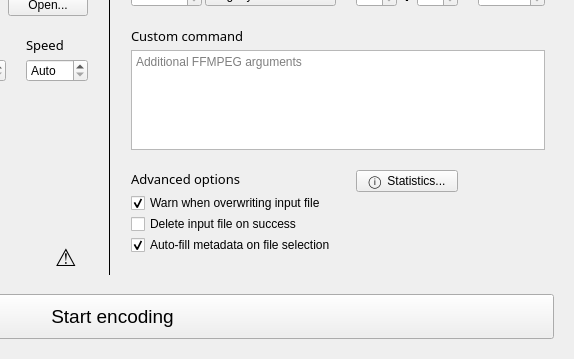
Before: the Qt Designer form ui/mainwindow.ui in Thurinum/simple-media-encoder, drawn with Qt 5; both pictures show x 349 to 923 and y 260 to 619 of the 923 by 619 pixel window.
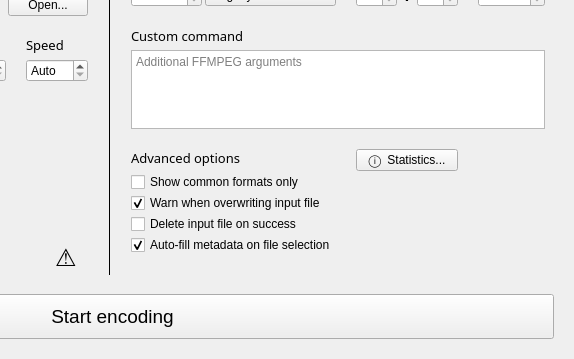
After: the same form once the commit is applied.

Diff of the .ui file:
```diff
--- a/ui/mainwindow.ui
+++ b/ui/mainwindow.ui
@@ -907,6 +907,19 @@
               </property>
              </spacer>
             </item>
+            <item>
+             <widget class="QCheckBox" name="commonFormatsOnlyCheckbox">
+              <property name="toolTip">
+               <string/>
+              </property>
+              <property name="whatsThis">
+               <string>&lt;html&gt;&lt;head/&gt;&lt;body&gt;&lt;p&gt;Whether only a selection of the most common codecs and containers should be displayed in the dropdowns. Uncheck to use all available codecs from FFmpeg, but note that not all combinations are supported.&lt;/p&gt;&lt;/body&gt;&lt;/html&gt;</string>
+              </property>
+              <property name="text">
+               <string>Show common formats only</string>
+              </property>
+             </widget>
+            </item>
             <item>
              <widget class="QCheckBox" name="warnOnOverwriteCheckBox">
               <property name="whatsThis">
```
